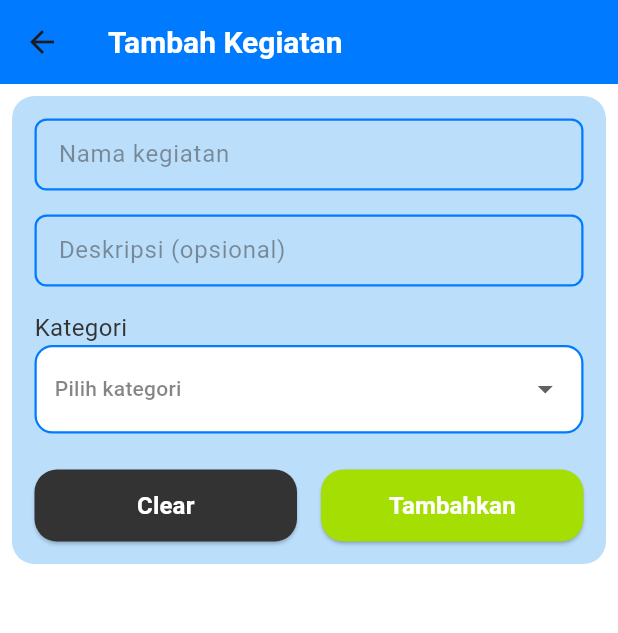
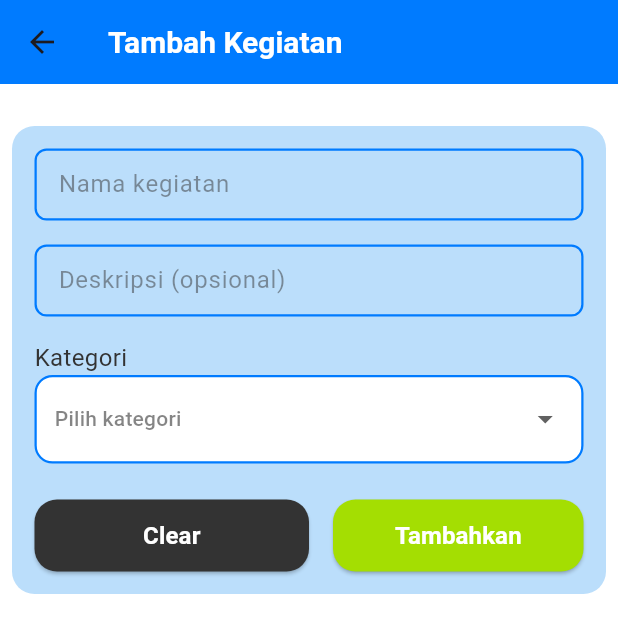
Before and after one commit to Fiqqar/Project-Kerjain_24_35, a Flutter app: the BottomNav screen opened by its route, after a tap on the "add" icon, on a phone screen of 412 x 824 dp. Shown: the top 633 px of the screen. Run offline on Flutter 3.47's test engine with Material 3 defaults, Android fonts, the phone set to English and light mode, and no system bars; our stand-ins replace get; Roboto replaces fonts that are missing (Poppins).

Commit message:
some optimization on the app

```diff
--- a/lib/controllers/addtodo_controller.dart
+++ b/lib/controllers/addtodo_controller.dart
@@ -2,11 +2,13 @@ import 'package:flutter/material.dart';
 import 'package:get/get.dart';
 import 'package:kerjain/controllers/todo_controller.dart';
 import 'package:kerjain/model/todo_model.dart';
+import 'package:kerjain/routes/routes.dart';
 
 class AddTodoController extends GetxController {
   final namaController = TextEditingController();
   final deskripsiController = TextEditingController();
 
+  var kategori = ["Sekolah", "Pribadi", "Pekerjaan",];
   var selectedKategori = "".obs;
 
   final TodoController todoController = Get.find<TodoController>();
@@ -32,12 +34,12 @@ class AddTodoController extends GetxController {
         kategori: selectedKategori.value,
       ),
     );
-    Get.back();
     Get.snackbar(
       "Berhasil",
       "Kegiatan berhasil ditambahkan!",
       snackPosition: SnackPosition.BOTTOM,
     );
+    Get.toNamed(AppRoutes.bottomNav);
   }
 
   void clearFields() {
@@ -52,4 +54,10 @@ class AddTodoController extends GetxController {
     deskripsiController.dispose();
     super.onClose();
   }
+
+  void onChanged(String? newValue) {
+    if (newValue != null && newValue != "") {
+      setKategori(newValue);
+    }
+  }
 }
--- a/lib/controllers/auth_controller.dart
+++ b/lib/controllers/auth_controller.dart
@@ -13,7 +13,7 @@ class AuthController extends GetxController {
   void login() {
     if (emailController.text == email && passController.text == pass ) {
       Get.snackbar('Berhasil', 'Login Berhasil!');
-      Get.offAllNamed(AppRoutes.bottomNav);
+      Get.offNamed(AppRoutes.bottomNav);
 
     }
     else {
--- a/lib/controllers/todo_controller.dart
+++ b/lib/controllers/todo_controller.dart
@@ -25,22 +25,7 @@ class TodoController extends GetxController {
       ),
       TodoModel(
         namaTodo: "Meeting dengan client",
-        deskripsiTodo: "ACC BOSQUE",
-        kategori: "Pekerjaan",
-      ),
-      TodoModel(
-        namaTodo: "Meeting dengan client",
-        deskripsiTodo: "ACC BOSQUE",
-        kategori: "Pekerjaan",
-      ),
-      TodoModel(
-        namaTodo: "Meeting dengan client",
-        deskripsiTodo: "ACC BOSQUE",
-        kategori: "Pekerjaan",
-      ),
-      TodoModel(
-        namaTodo: "Meeting dengan client",
-        deskripsiTodo: "ACC BOSQUE",
+        deskripsiTodo: "Rapat Kesepakatan Harga Web",
         kategori: "Pekerjaan",
       ),
     ]);
@@ -62,8 +47,13 @@ class TodoController extends GetxController {
   }
 
   void deleteTodo(int index) {
-    history.add(todos[index]);
-    todos[index].completedAt = DateTime.now();
-    todos.removeAt(index);
+    if (todos[index].isCompleted != true) {
+      todos.removeAt(index);
+      Get.snackbar('Berhasil', 'Kegiatan berhasil di hapus');
+    } else {
+      todos[index].completedAt = DateTime.now();
+      history.add(todos[index]);
+      todos.removeAt(index);
+    }
   }
 }
--- a/lib/controllers/userprofile_controller.dart
+++ b/lib/controllers/userprofile_controller.dart
@@ -5,5 +5,4 @@ class UserProfileController extends GetxController{
   void logout () {
    Get.offAllNamed(AppRoutes.login);
   }
-
 }
--- a/lib/pages/add_todo_page.dart
+++ b/lib/pages/add_todo_page.dart
@@ -25,11 +25,12 @@ class AddTodoPage extends StatelessWidget {
           fontWeight: FontWeight.bold,
           fontSize: 20,
         ),
-
         backgroundColor: ColorPalette.primaryColor,
       ),
-      body: SingleChildScrollView(
-        padding:  EdgeInsets.all(8),
+      body: Container(
+        margin: EdgeInsets.only(top: 20),
+        padding: EdgeInsets.all(8),
+        child: SingleChildScrollView(
           child: CustomCard(
             hasShadow: false,
             color: ColorPalette.primaryColorShade100,
@@ -39,45 +40,52 @@ class AddTodoPage extends StatelessWidget {
             child: Column(
               crossAxisAlignment: CrossAxisAlignment.start,
               children: [
-              CustomTxtfield(
+                Container(
+                  margin: EdgeInsets.only(bottom: 16),
+                  child: CustomTxtfield(
                     hintText: "Nama kegiatan",
                     controller: addTodoController.namaController,
                     textColor: ColorPalette.textColor,
-                hintTextColor: ColorPalette.textColor.withValues(alpha: 0.5),
+                    hintTextColor: ColorPalette.textColor.withValues(
+                      alpha: 0.5,
+                    ),
                     borderColor: ColorPalette.primaryColor,
                     focusedBorderColor: ColorPalette.accentColor,
                   ),
-              SizedBox(height: 16),
+                ),
 
-              CustomTxtfield(
+                Container(
+                  margin: EdgeInsets.only(bottom: 16),
+                  child: CustomTxtfield(
                     hintText: "Deskripsi (opsional)",
                     controller: addTodoController.deskripsiController,
                     textColor: ColorPalette.textColor,
-                hintTextColor: ColorPalette.textColor.withValues(alpha: 0.5),
+                    hintTextColor: ColorPalette.textColor.withValues(
+                      alpha: 0.5,
+                    ),
                     borderColor: ColorPalette.primaryColor,
                     focusedBorderColor: ColorPalette.accentColor,
                   ),
-              SizedBox(height: 16),
+                ),
 
                 CustomText(
                   text: "Kategori",
                   fontSize: 16,
                   textColor: ColorPalette.textColor,
                 ),
-              Obx(
+                Container(
+                  margin: EdgeInsets.only(bottom: 24),
+                  child: Obx(
                     () => CustomDropdown(
                       value: addTodoController.selectedKategori.value,
                       hint: "Pilih kategori",
-                  items: ["Sekolah", "Pribadi", "Pekerjaan"],
+                      items: addTodoController.kategori,
                       onChanged: (newValue) {
-                    if (newValue != null) {
-                      addTodoController.setKategori(newValue);
-                    }
+                        addTodoController.onChanged(newValue);
                       },
                     ),
                   ),
-
-              SizedBox(height: 24),
+                ),
 
                 Center(
                   child: Row(
@@ -91,16 +99,17 @@ class AddTodoPage extends StatelessWidget {
                           color: ColorPalette.textColor,
                         ),
                       ),
-                    SizedBox(width: 16),
                       Expanded(
+                        child: Container(
+                          margin: EdgeInsets.only(left: 16),
                           child: CustomButton(
                             label: "Tambahkan",
                             onPressed: () {
                               addTodoController.addTodo();
                               addTodoController.clearFields();
-                          Get.back();
                             },
                             color: ColorPalette.accentColor,
+                          ),
                         ),
                       ),
                     ],
@@ -110,6 +119,7 @@ class AddTodoPage extends StatelessWidget {
             ),
           ),
         ),
+      ),
     );
   }
 }
--- a/lib/pages/bottom_nav.dart
+++ b/lib/pages/bottom_nav.dart
@@ -34,7 +34,7 @@ class BottomNav extends StatelessWidget {
             unselectedItemColor: ColorPalette.backgroundColor.withValues(
               alpha: 0.7,
             ),
-            items: const [
+            items: [
               BottomNavigationBarItem(
                 icon: Icon(Icons.check_box),
                 label: "To Do",
--- a/lib/pages/history_page.dart
+++ b/lib/pages/history_page.dart
@@ -21,7 +21,7 @@ class HistoryPage extends StatelessWidget {
             topRadius: 0,
             bottomRadius: 15,
             hasShadow: false,
-            padding: const EdgeInsets.only(
+            padding: EdgeInsets.only(
               top: 25,
               left: 16,
               right: 16,
@@ -34,13 +34,16 @@ class HistoryPage extends StatelessWidget {
                 Column(
                   crossAxisAlignment: CrossAxisAlignment.start,
                   children: [
-                    CustomText(
-                      text: "History",
-                      fontSize: 20,
-                      fontWeight: FontWeight.bold,
-                      textColor: ColorPalette.backgroundColor,
+                    Container(
+                      margin: EdgeInsets.only(bottom: 4),
+                      child: CustomText(
+                        text: "History",
+                        fontSize: 20,
+                        fontWeight: FontWeight.bold,
+                        textColor: ColorPalette.backgroundColor,
+                      ),
                     ),
-                    SizedBox(height: 4),
+
                     CustomText(
                       text: "Riwayat dari kegiatanmu",
                       fontSize: 14,
--- a/lib/pages/home_page.dart
+++ b/lib/pages/home_page.dart
@@ -23,7 +23,7 @@ class HomePage extends StatelessWidget {
             topRadius: 0,
             bottomRadius: 15,
             hasShadow: false,
-            padding: const EdgeInsets.only(
+            padding: EdgeInsets.only(
               top: 25,
               left: 16,
               right: 16,
@@ -36,13 +36,16 @@ class HomePage extends StatelessWidget {
                 Column(
                   crossAxisAlignment: CrossAxisAlignment.start,
                   children: [
-                    CustomText(
-                      text: "Beranda",
-                      fontSize: 20,
-                      fontWeight: FontWeight.bold,
-                      textColor: ColorPalette.backgroundColor,
+                    Container(
+                      margin: EdgeInsets.only(bottom: 4),
+                      child: CustomText(
+                        text: "Beranda",
+                        fontSize: 20,
+                        fontWeight: FontWeight.bold,
+                        textColor: ColorPalette.backgroundColor,
+                      ),
                     ),
-                    const SizedBox(height: 4),
+
                     CustomText(
                       text: "Selamat datang kembali, Fiqar!",
                       fontSize: 14,
@@ -68,8 +71,19 @@ class HomePage extends StatelessWidget {
           ),
 
           Expanded(
-            child: Obx(
-              () => ListView.builder(
+            child: Obx(() {
+              final todos = todoController.todos;
+              if(todos.isEmpty) {
+                return Center(
+                  child: CustomText(
+                    text: "Belum ada kegiatan",
+                    fontSize: 14,
+                    textColor: ColorPalette.textColor.withValues(alpha: 0.7),
+                  ),
+                );
+              }
+
+              return ListView.builder(
                 padding: EdgeInsets.all(10),
                 itemCount: todoController.todos.length,
                 itemBuilder: (context, index) {
@@ -116,6 +130,9 @@ class HomePage extends StatelessWidget {
                           mainAxisSize: MainAxisSize.min,
                           children: [
                             Container(
+                              margin: EdgeInsets.only(
+                                right: 8,
+                              ),
                               padding: EdgeInsets.symmetric(
                                 horizontal: 8,
                                 vertical: 4,
@@ -132,7 +149,6 @@ class HomePage extends StatelessWidget {
                                 fontWeight: FontWeight.bold,
                               ),
                             ),
-                            const SizedBox(width: 8),
                             IconButton(
                               icon: Icon(Icons.delete, color: Colors.red),
                               onPressed: () {
@@ -145,8 +161,8 @@ class HomePage extends StatelessWidget {
                     ),
                   );
                 },
-              ),
-            ),
+              );
+            }),
           ),
         ],
       ),
--- a/lib/pages/login_page.dart
+++ b/lib/pages/login_page.dart
@@ -18,12 +18,13 @@ class LoginPage extends StatelessWidget {
       backgroundColor: ColorPalette.backgroundColor,
       body: Column(
         children: [
-          const SizedBox(height: 80),
-          CircleAvatar(
+          Container(
+            margin: EdgeInsets.only(top: 80,bottom: 16),
+            child: CircleAvatar(
               backgroundImage: AssetImage('assets/images/LOGO.png'),
               radius: 48,
             ),
-          const SizedBox(height: 16),
+          ),
           CustomText(
             text: "Kerjain",
             fontSize: 24,
@@ -40,22 +41,30 @@ class LoginPage extends StatelessWidget {
               child: Column(
                 mainAxisSize: MainAxisSize.min,
                 children: [
-                  CustomText(
+                  Container(
+                    margin: EdgeInsets.only(bottom: 25),
+                    child: CustomText(
                       text: "Selamat Datang Kembali!",
                       fontSize: 25,
                       fontWeight: FontWeight.bold,
                       textColor: ColorPalette.backgroundColor,
                     ),
-                  const SizedBox(height: 25),
-                  CustomTxtfield(
+                  ),
+
+                  Container(
+                    margin: EdgeInsets.only(bottom: 12),
+                    child: CustomTxtfield(
                       controller: loginController.emailController,
                       hintText: "Email",
                       hintTextColor: ColorPalette.backgroundColor.withValues(
                         alpha: 0.7,
                       ),
                     ),
-                  const SizedBox(height: 12),
-                  CustomTxtfield(
+                  ),
+
+                  Container(
+                    margin: EdgeInsets.only(bottom: 30),
+                    child: CustomTxtfield(
                       controller: loginController.passController,
                       hintText: "Password",
                       hintTextColor: ColorPalette.backgroundColor.withValues(
@@ -63,7 +72,7 @@ class LoginPage extends StatelessWidget {
                       ),
                       obscureText: true,
                     ),
-                  const SizedBox(height: 30),
+                  ),
                   CustomButton(
                     label: "Login",
                     onPressed: () {
--- a/lib/pages/user_profile_page.dart
+++ b/lib/pages/user_profile_page.dart
@@ -29,28 +29,36 @@ class UserProfilePage extends StatelessWidget {
               padding:  EdgeInsets.symmetric(vertical: 24, horizontal: 16),
               child: Column(
                 children: [
-                  CircleAvatar(
+                  Container(
+                    margin: EdgeInsets.only(bottom: 10),
+                    child: CircleAvatar(
                       radius: 40,
                       backgroundImage: AssetImage(
                         "assets/images/fiqar.png",
                       ),
                       backgroundColor: ColorPalette.backgroundColor,
                     ),
-                  SizedBox(height: 15),
-                  CustomText(
+                  ),
+                  Container(
+                    margin: EdgeInsets.only(bottom: 1),
+                    child: CustomText(
                       text: "Pepeny",
                       fontWeight: FontWeight.bold,
                       fontSize: 18,
                       textColor: ColorPalette.backgroundColor,
                     ),
-                  CustomText(
+                  ),
+                  Container(
+                    margin: EdgeInsets.only(bottom: 20),
+                    child: CustomText(
                       fontWeight: FontWeight.w600,
                       text: "3D Modeller",
                       fontSize: 14,
                       textColor: ColorPalette.primaryGradientColor.withValues(alpha: 0.7),
                     ),
-                  SizedBox(height: 20),
+                  ),
                   CustomCard(
+                    marginBottom: 20,
                     color: ColorPalette.accentColor.withValues(alpha: 0.7),
                     padding: EdgeInsets.all(12),
                     bottomRadius: 15,
@@ -66,7 +74,6 @@ class UserProfilePage extends StatelessWidget {
                       ],
                     ),
                   ),
-                  SizedBox(height: 20),
                   CustomButton(
                     label: "Logout",
                     onPressed: () {
--- a/lib/widgets/custom_card.dart
+++ b/lib/widgets/custom_card.dart
@@ -12,6 +12,8 @@ class CustomCard extends StatelessWidget {
   final double bottomRadius;
   final double? height;
   final double width;
+  final double? marginBottom;
+  final double? marginTop;
 
   const CustomCard({
     super.key,
@@ -25,6 +27,8 @@ class CustomCard extends StatelessWidget {
     this.topRadius = 20.0,
     this.width = double.infinity,
     this.height,
+    this.marginBottom,
+    this.marginTop,
   });
 
   @override
@@ -33,6 +37,8 @@ class CustomCard extends StatelessWidget {
       padding: padding,
       width: width,
       height: height,
+      margin: EdgeInsets.only(top: marginTop ?? 0, bottom: marginBottom ?? 0),
+
       decoration: BoxDecoration(
         color: color,
         borderRadius: BorderRadius.only(
--- a/lib/widgets/custom_dropdown.dart
+++ b/lib/widgets/custom_dropdown.dart
@@ -18,7 +18,7 @@ class CustomDropdown extends StatelessWidget {
   @override
   Widget build(BuildContext context) {
     return Container(
-      padding: const EdgeInsets.symmetric(horizontal: 12, vertical: 4),
+      padding: EdgeInsets.symmetric(horizontal: 12, vertical: 4),
       decoration: BoxDecoration(
         color: ColorPalette.backgroundColor,
         border: Border.all(color: ColorPalette.primaryColor, width: 1.5),
@@ -40,7 +40,7 @@ class CustomDropdown extends StatelessWidget {
               value: item,
               child: Text(
                 item,
-                style: const TextStyle(
+                style: TextStyle(
                   fontSize: 14,
                   fontWeight: FontWeight.w500,
                 ),
--- a/lib/widgets/custom_text.dart
+++ b/lib/widgets/custom_text.dart
@@ -58,7 +58,7 @@ Widget buildInfoRow(String label, String value) {
             fontWeight: FontWeight.bold,
             textColor: ColorPalette.primaryColor,
           ),
-          const SizedBox(width: 8),
+          SizedBox(width: 8),
         ],
       ),
     );
--- a/lib/widgets/custom_txtfield.dart
+++ b/lib/widgets/custom_txtfield.dart
@@ -39,7 +39,7 @@ class CustomTxtfield extends StatelessWidget {
           borderRadius: BorderRadius.circular(8.0),
           borderSide: BorderSide(color: focusedBorderColor, width: 2),
         ),
-        contentPadding: const EdgeInsets.symmetric(horizontal: 12.0, vertical: 8.0),
+        contentPadding: EdgeInsets.symmetric(horizontal: 12.0, vertical: 8.0),
       ),
     );
   }
```
Lines whose indentation alone changed are shown as unchanged.
